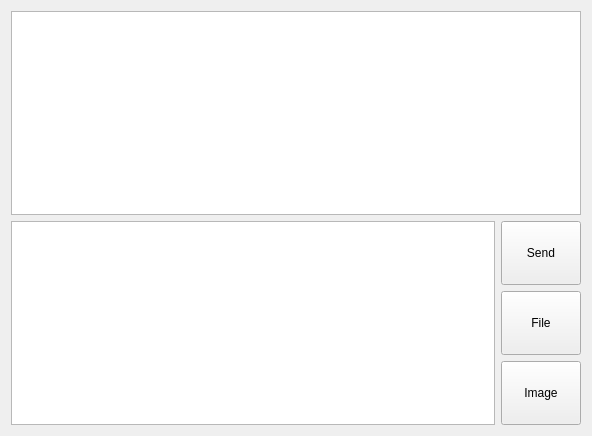
First picture: the form in widget.ui, repository 820010740/code, before the edit.
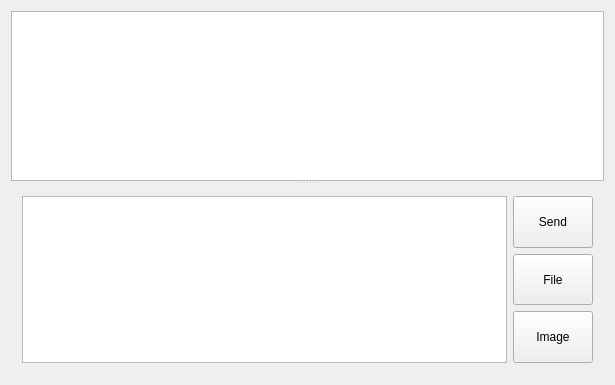
Second picture: the form after the edit.

```diff
--- a/widget.ui
+++ b/widget.ui
@@ -6,15 +6,19 @@
    <rect>
     <x>0</x>
     <y>0</y>
-    <width>592</width>
-    <height>436</height>
+    <width>615</width>
+    <height>385</height>
    </rect>
   </property>
   <property name="windowTitle">
    <string>Client</string>
   </property>
   <layout class="QGridLayout" name="gridLayout">
-   <item row="0" column="0" colspan="2">
+   <item row="0" column="0">
+    <widget class="QSplitter" name="splitter">
+     <property name="orientation">
+      <enum>Qt::Vertical</enum>
+     </property>
     <widget class="QTextEdit" name="textMsg">
      <property name="font">
       <font>
@@ -26,8 +30,9 @@
       <bool>true</bool>
      </property>
     </widget>
-   </item>
-   <item row="1" column="0">
+     <widget class="QWidget" name="layoutWidget">
+      <layout class="QHBoxLayout" name="horizontalLayout">
+       <item>
     <widget class="QTextEdit" name="textInput">
      <property name="font">
       <font>
@@ -35,9 +40,16 @@
        <pointsize>16</pointsize>
       </font>
      </property>
-    </widget>
-   </item>
-   <item row="1" column="1">
+         <property name="html">
+          <string>&lt;!DOCTYPE HTML PUBLIC &quot;-//W3C//DTD HTML 4.0//EN&quot; &quot;http://www.w3.org/TR/REC-html40/strict.dtd&quot;&gt;
+&lt;html&gt;&lt;head&gt;&lt;meta name=&quot;qrichtext&quot; content=&quot;1&quot; /&gt;&lt;style type=&quot;text/css&quot;&gt;
+p, li { white-space: pre-wrap; }
+&lt;/style&gt;&lt;/head&gt;&lt;body style=&quot; font-family:'新宋体'; font-size:16pt; font-weight:400; font-style:normal;&quot;&gt;
+&lt;p style=&quot;-qt-paragraph-type:empty; margin-top:0px; margin-bottom:0px; margin-left:0px; margin-right:0px; -qt-block-indent:0; text-indent:0px;&quot;&gt;&lt;br /&gt;&lt;/p&gt;&lt;/body&gt;&lt;/html&gt;</string>
+         </property>
+        </widget>
+       </item>
+       <item>
     <layout class="QVBoxLayout" name="verticalLayout">
      <item>
       <widget class="QPushButton" name="btnSend_5">
@@ -68,7 +80,7 @@
      <item>
       <widget class="QPushButton" name="btnImage_5">
        <property name="sizePolicy">
-        <sizepolicy hsizetype="Minimum" vsizetype="Preferred">
+            <sizepolicy hsizetype="Preferred" vsizetype="Preferred">
          <horstretch>0</horstretch>
          <verstretch>0</verstretch>
         </sizepolicy>
@@ -79,6 +91,10 @@
       </widget>
      </item>
     </layout>
+       </item>
+      </layout>
+     </widget>
+    </widget>
    </item>
   </layout>
  </widget>
```
Left out of the diff: 8 changed lines with no effect on the pictures. Lines whose indentation alone changed are shown as unchanged.
